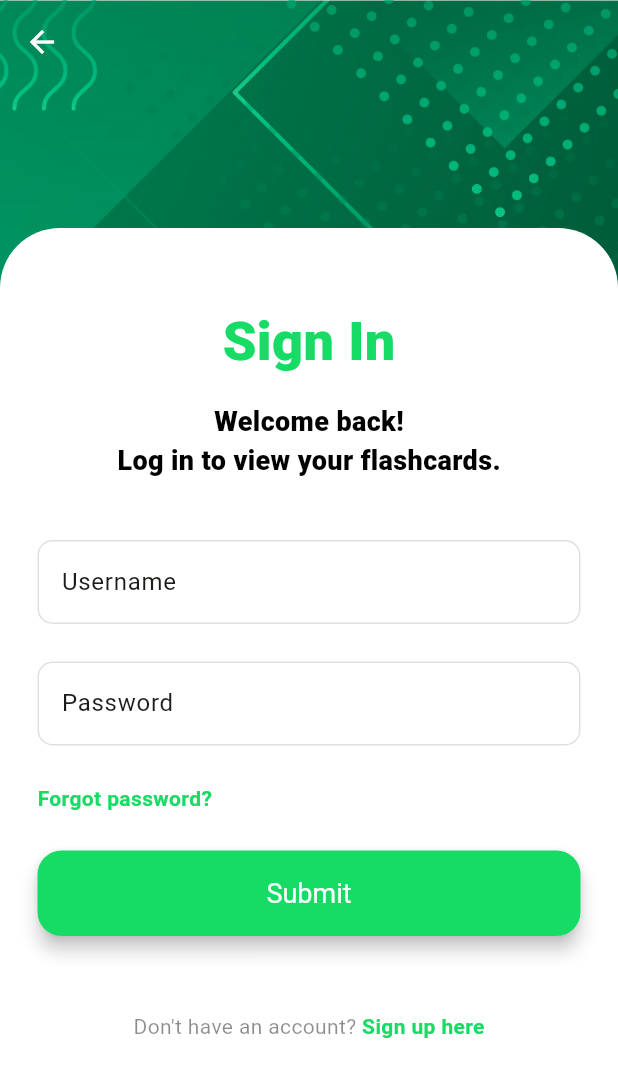
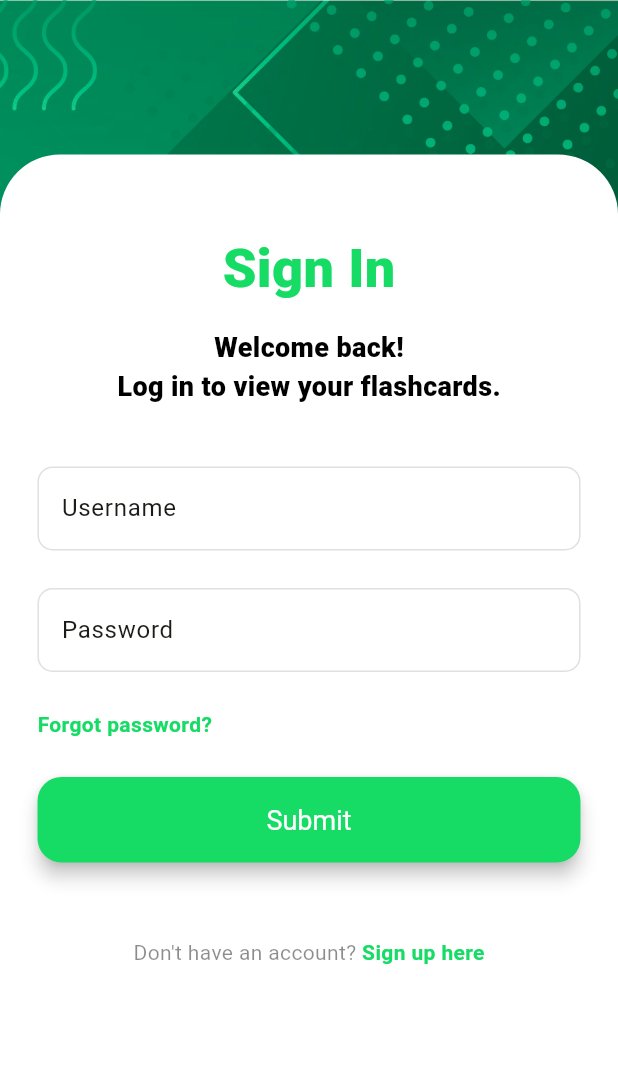
Before and after one commit to vectorsquad/glint-mobile, a Flutter app: the screen it shows after launch, after a tap on "Sign in", on a phone screen of 412 x 824 dp. Shown: the top 1077 px of the screen. Run offline on Flutter 3.47's test engine with Material 3 defaults, Android fonts, the phone set to English and light mode, and no system bars; our stand-ins replace cookie_jar, dio, dio_cookie_manager, quickalert; missing offline and left inert: dart_jsonwebtoken; network calls fail.

Commit message:
feat: improve UI looks

```diff
--- a/lib/main.dart
+++ b/lib/main.dart
@@ -1,4 +1,5 @@
 import 'package:flutter/material.dart';
+import 'package:flutter/services.dart';
 import 'package:login_signup/theme/theme.dart';
 import 'package:login_signup/widgets/routes/routes.dart';
 import 'package:provider/provider.dart';
@@ -15,6 +16,11 @@ class MyApp extends StatelessWidget {
   // This widget is the root of your application.
   @override
   Widget build(BuildContext context) {
+    SystemChrome.setSystemUIOverlayStyle(const SystemUiOverlayStyle(
+      systemNavigationBarColor: Colors.transparent,
+      statusBarIconBrightness: Brightness.light,
+      statusBarBrightness: Brightness.dark,
+    ));
     return MultiProvider(
         providers: [
           ChangeNotifierProvider(create: (context) => DeckListNotifier()),
--- /dev/null
+++ b/lib/widgets/pages/loadingPage.dart
@@ -0,0 +1,23 @@
+part of 'pages.dart';
+
+class LoadingPage extends StatelessWidget {
+  const LoadingPage({super.key});
+
+  @override
+  Widget build(BuildContext context) {
+    return const Row(
+        mainAxisAlignment: MainAxisAlignment.center,
+        children: [
+          Column(
+            mainAxisAlignment: MainAxisAlignment.center,
+            children: [
+              CircularProgressIndicator(
+                color: Colors.green,
+              )
+            ],
+          )
+        ]
+    );
+  }
+
+}
--- a/lib/widgets/pages/pages.dart
+++ b/lib/widgets/pages/pages.dart
@@ -15,3 +15,4 @@ import '../../scripts/requests.dart';
 part 'deckListPage.dart';
 part 'signInPage.dart';
 part 'welcomePage.dart';
+part 'loadingPage.dart';
--- a/lib/widgets/primitives/customScaffold.dart
+++ b/lib/widgets/primitives/customScaffold.dart
@@ -6,11 +6,6 @@ class CustomScaffold extends StatelessWidget {
   @override
   Widget build(BuildContext context) {
     return Scaffold(
-      appBar: AppBar(
-        iconTheme: const IconThemeData(color: Colors.white),
-        backgroundColor: Colors.transparent,
-        elevation: 0,
-      ),
       extendBodyBehindAppBar: true,
       body: Stack(
         children: [
@@ -20,9 +15,7 @@ class CustomScaffold extends StatelessWidget {
             width: double.infinity,
             height: double.infinity,
           ),
-          SafeArea(
-            child: child!,
-          ),
+          child!,
         ],
       ),
     );
--- a/lib/widgets/routes/exhaustiveLoginRoute.dart
+++ b/lib/widgets/routes/exhaustiveLoginRoute.dart
@@ -15,7 +15,7 @@ class ExhaustiveLoginRoute extends StatelessWidget {
             future: setupDio(),
             builder: (context, snapshot) {
               if (snapshot.connectionState != ConnectionState.done) {
-                return const CircularProgressIndicator();
+                return const LoadingPage();
               }
 
               return FutureBuilder(
@@ -28,12 +28,12 @@ class ExhaustiveLoginRoute extends StatelessWidget {
                         return const DeckListPage();
                       }
 
-                      // Only here if unable to sign-in.
+                      // Only here if unable to sign-in with JWT authentication.
                       return const WelcomePage();
                     }
 
                     // Only here if sign-in request is not finished.
-                    return const CircularProgressIndicator();
+                    return const LoadingPage();
                   });
             }));
   }
```
Also changed, not shown: lib/scripts/util.dart (+14 -3 lines).
